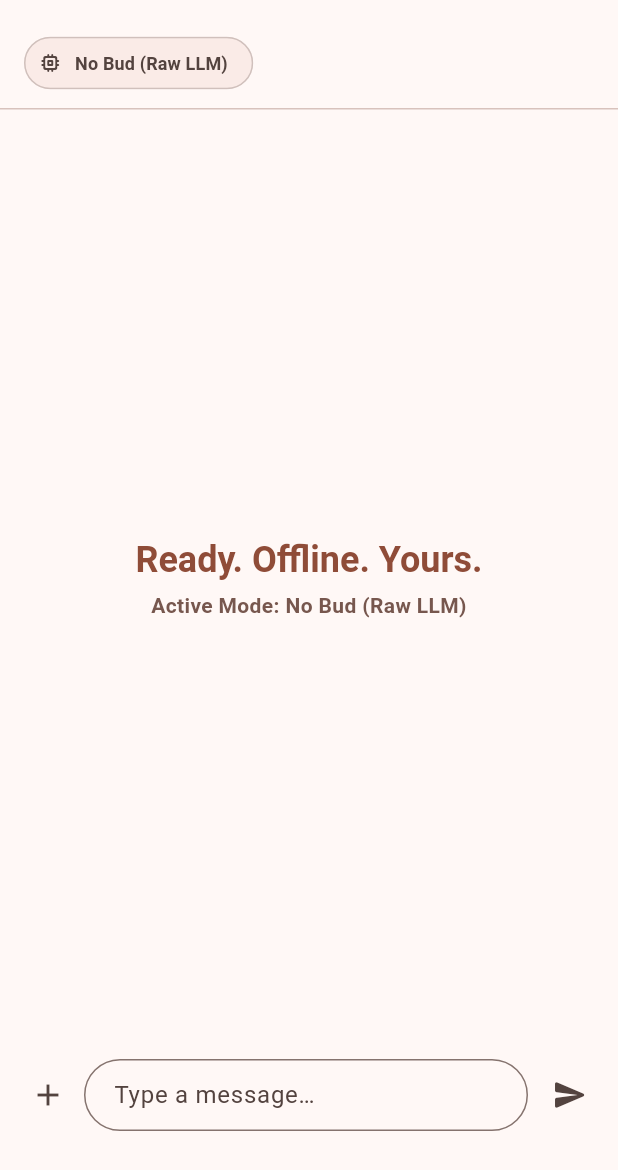
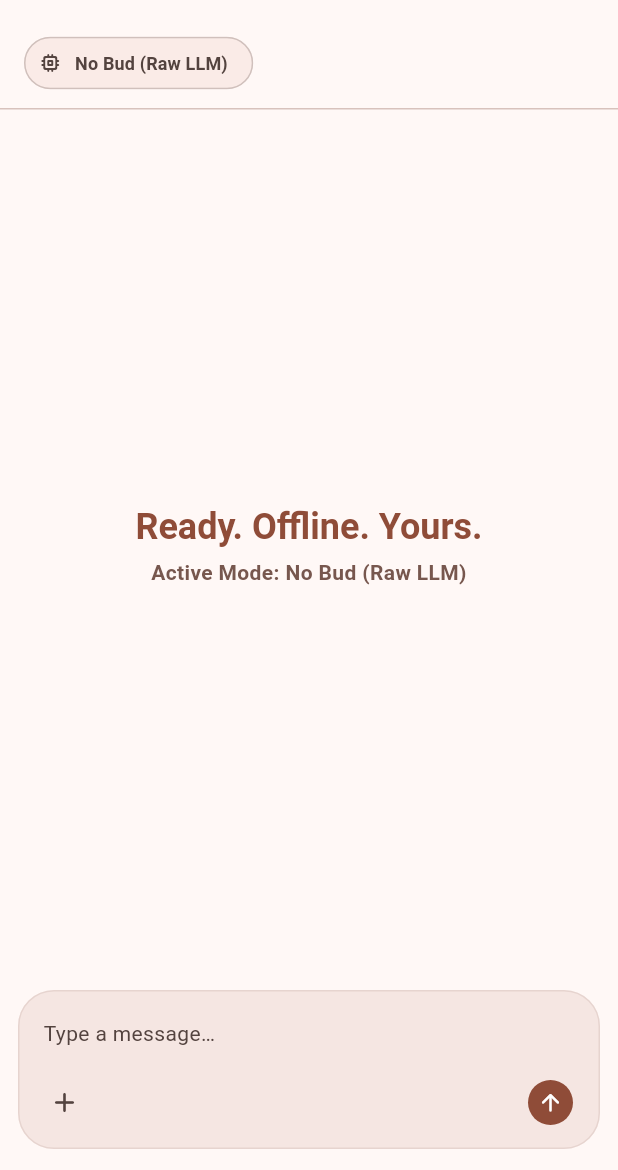
Before and after one commit to pragyann7/ChatBud, a Flutter app: the screen it shows after launch, on a phone screen of 412 x 824 dp, the part 66-1236 px from its top. Run offline on Flutter 3.47's test engine with Material 3 defaults, Android fonts, the phone set to English and light mode, and no system bars; our stand-ins replace isar; accounts and stored records are empty; generated files the repository leaves out were written again.

Commit message:
feat(chat): UI updated - expanded text/prompt field

```diff
--- a/lib/widgets/chat_input.dart
+++ b/lib/widgets/chat_input.dart
@@ -23,46 +23,66 @@ class ChatInput extends StatelessWidget {
     return SafeArea(
       top: false,
       child: Padding(
-        padding: const EdgeInsets.only(left: 8, right: 8, top: 8, bottom: 26),
+        padding: const EdgeInsets.only(left: 12, right: 12, top: 6, bottom: 14),
+        child: Container(
+          decoration: BoxDecoration(
+            color: theme.colorScheme.surfaceContainerHighest.withOpacity(0.7),
+            borderRadius: BorderRadius.circular(24),
+            border: Border.all(
+              color: theme.colorScheme.outlineVariant.withOpacity(0.5),
+            ),
+          ),
+          child: Column(
+            mainAxisSize: MainAxisSize.min,
+            children: [
+              TextField(
+                controller: controller,
+                enabled: true, // Allow user to type next message while generating
+                minLines: 1,
+                maxLines: 11, // Expands up to 7 lines then becomes scrollable
+                keyboardType: TextInputType.multiline,
+                textInputAction: TextInputAction.newline,
+                style: theme.textTheme.bodyMedium,
+                decoration: const InputDecoration(
+                  hintText: "Type a message…",
+                  border: InputBorder.none,
+                  contentPadding: EdgeInsets.only(
+                    left: 16,
+                    right: 16,
+                    top: 12,
+                    bottom: 4,
+                  ),
+                ),
+              ),
+              Padding(
+                padding: const EdgeInsets.only(
+                  left: 6,
+                  right: 8,
+                  bottom: 6,
+                  top: 2,
+                ),
                 child: Row(
                   children: [
                     IconButton(
+                      tooltip: "Add attachment",
                       onPressed: isGenerating ? null : onAddAttachment,
-              icon: const Icon(Icons.add),
-            ),
-            Expanded(
-              child: TextField(
-                controller: controller,
-                enabled: true, // Allow user to type next message while generating
-                textInputAction: TextInputAction.send,
-                onSubmitted: (_) {
-                  if (!isGenerating) {
-                    onSend();
-                  }
-                },
-                decoration: InputDecoration(
-                  hintText: "Type a message…",
-                  border: OutlineInputBorder(
-                    borderRadius: BorderRadius.circular(24),
-                  ),
-                  contentPadding: const EdgeInsets.symmetric(
-                    horizontal: 16,
-                    vertical: 10,
+                      icon: Icon(
+                        Icons.add_rounded,
+                        size: 22,
+                        color: theme.colorScheme.onSurfaceVariant,
                       ),
                     ),
-              ),
-            ),
-            const SizedBox(width: 4),
+                    const Spacer(),
                     if (isGenerating)
                       IconButton(
                         tooltip: "Stop generation",
                         onPressed: onStop,
                         icon: CircleAvatar(
-                  radius: 16,
+                          radius: 15,
                           backgroundColor: theme.colorScheme.primary,
                           child: Icon(
                             Icons.stop_rounded,
-                    size: 18,
+                            size: 16,
                             color: theme.colorScheme.onPrimary,
                           ),
                         ),
@@ -71,9 +91,21 @@ class ChatInput extends StatelessWidget {
                       IconButton(
                         tooltip: "Send message",
                         onPressed: onSend,
-                icon: const Icon(Icons.send_rounded),
+                        icon: CircleAvatar(
+                          radius: 15,
+                          backgroundColor: theme.colorScheme.primary,
+                          child: Icon(
+                            Icons.arrow_upward_rounded,
+                            size: 18,
+                            color: theme.colorScheme.onPrimary,
+                          ),
+                        ),
                       ),
                   ],
+                ),
+              ),
+            ],
+          ),
         ),
       ),
     );
```
Lines whose indentation alone changed are shown as unchanged.
